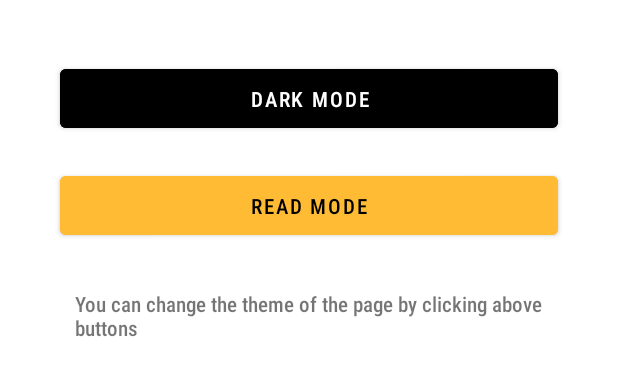
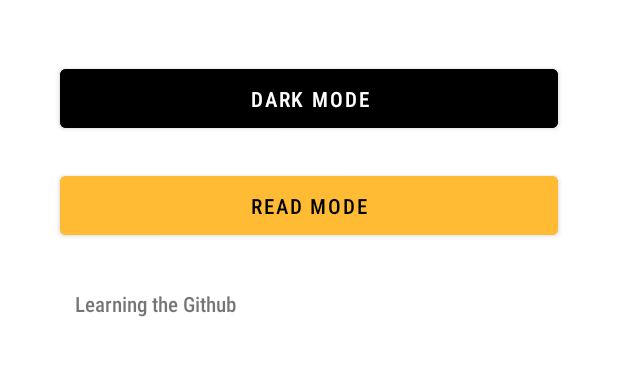
Before and after one commit to Azhar91973/UI-Design, an Android app: the layout activity_main.xml on its own in the app's theme, with its tools: preview values and no code run, on a phone screen of 412 x 824 dp. Shown: the top 376 px of the screen. Run offline under Robolectric (Android 15) with nearby library versions, the phone set to English and light mode, and no system bars.

Commit message:
Inside the newbranch

```diff
--- a/app/src/main/res/layout/activity_main.xml
+++ b/app/src/main/res/layout/activity_main.xml
@@ -45,5 +45,5 @@
         android:layout_margin="10dp"
         android:textStyle="bold"
         android:fontFamily="sans-serif-condensed-light"
-        android:text="You can change the theme of the page by clicking above buttons" />
+        android:text="Learning the Github" />
 </LinearLayout>
```
